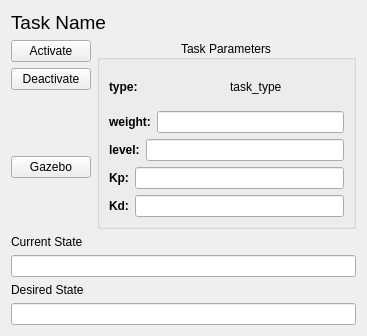
Before: the Qt Designer form taskwidget.ui in ocra-recipes/ocra-gui, drawn with Qt 5.
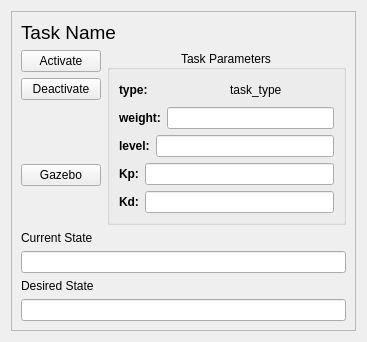
After: the same form once the commit is applied.

```diff
--- a/taskwidget.ui
+++ b/taskwidget.ui
@@ -7,7 +7,7 @@
     <x>0</x>
     <y>0</y>
     <width>367</width>
-    <height>336</height>
+    <height>342</height>
    </rect>
   </property>
   <property name="sizePolicy">
@@ -21,6 +21,18 @@
   </property>
   <layout class="QVBoxLayout" name="verticalLayout_2">
    <item>
+    <widget class="QFrame" name="frame">
+     <property name="frameShape">
+      <enum>QFrame::StyledPanel</enum>
+     </property>
+     <property name="frameShadow">
+      <enum>QFrame::Raised</enum>
+     </property>
+     <property name="lineWidth">
+      <number>5</number>
+     </property>
+     <layout class="QVBoxLayout" name="verticalLayout_3">
+      <item>
     <widget class="QLabel" name="taskNameLabel">
      <property name="font">
       <font>
@@ -243,6 +255,9 @@
       </layout>
      </item>
     </layout>
+      </item>
+     </layout>
+    </widget>
    </item>
   </layout>
  </widget>
```
Left out of the diff: 4 changed lines with no effect on the pictures. Lines whose indentation alone changed are shown as unchanged.
